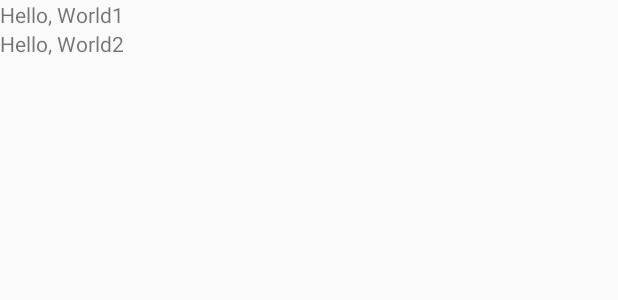
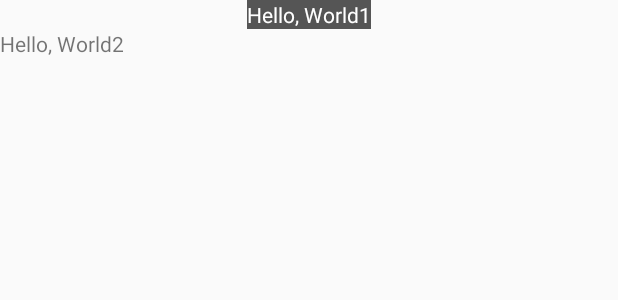
Before and after one commit to JinHwanJung/android-study-java, an Android app: the layout activity_main.xml on its own in the app's theme, with its tools: preview values and no code run, on a phone screen of 412 x 824 dp. Shown: the top 300 px of the screen. Run offline under Robolectric (Android 15) with nearby library versions, the phone set to English and light mode, and no system bars.

Commit message:
view_layout_gravity, view_textColor, view_Background

```diff
--- a/app/src/main/res/layout/activity_main.xml
+++ b/app/src/main/res/layout/activity_main.xml
@@ -8,8 +8,11 @@
     tools:context=".MainActivity">
 
     <TextView
-        android:layout_width="match_parent"
+        android:layout_width="wrap_content"
         android:layout_height="wrap_content"
+        android:background="#555555"
+        android:textColor="#ffffff"
+        android:layout_gravity="center"
         android:text="@string/hello_world1" />
 
     <TextView
```
